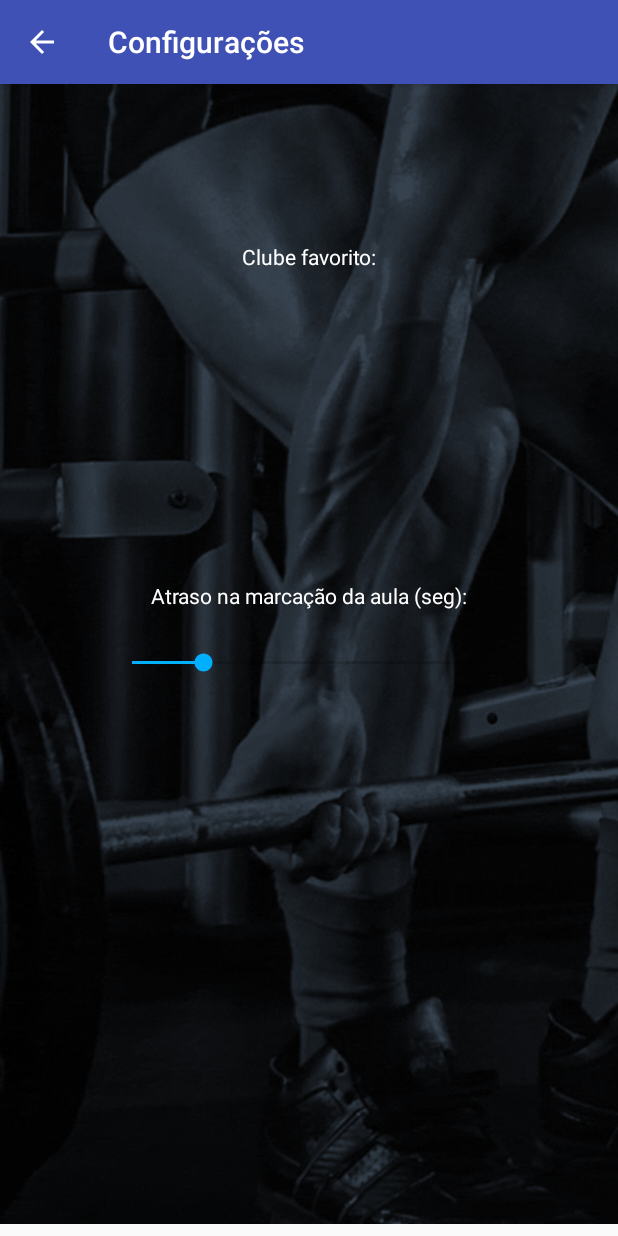
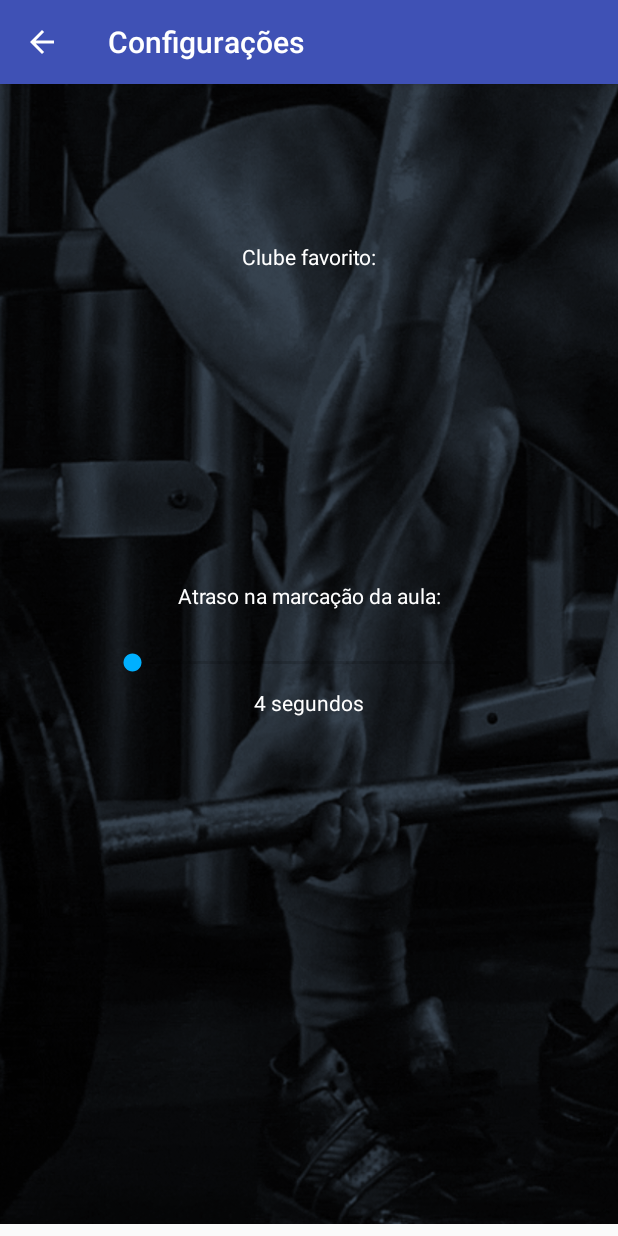
Before and after one commit to mavimdev/fitnessH, an Android app: the FavoriteClubActivity screen opened directly, with no data from a screen before it, on a phone screen of 412 x 824 dp. Run offline under Robolectric (Android 15) with nearby library versions, the phone set to English and light mode, and no system bars; our stand-ins replace RxJava; libraries missing offline, so code that uses them is left out: com.jakewharton.retrofit2; 4 statements that could not run were skipped.

Commit message:
Added seekbar to set the delay to book classes. final

```diff
--- a/app/src/main/AndroidManifest.xml
+++ b/app/src/main/AndroidManifest.xml
@@ -62,6 +62,7 @@
         </activity>
         <activity
             android:name=".activity.FavoriteClubActivity"
+            android:parentActivityName=".activity.MainActivity"
             android:label="@string/title_activity_favorite_club"
             android:theme="@style/AppTheme">
 
--- a/app/src/main/java/com/mavimdev/fitnessh/activity/FavoriteClubActivity.java
+++ b/app/src/main/java/com/mavimdev/fitnessh/activity/FavoriteClubActivity.java
@@ -9,6 +9,7 @@ import android.support.v7.app.ActionBar;
 import android.support.v7.app.AppCompatActivity;
 import android.support.v7.widget.Toolbar;
 import android.widget.SeekBar;
+import android.widget.TextView;
 import android.widget.Toast;
 
 import com.mavimdev.fitnessh.R;
@@ -26,8 +27,10 @@ import io.reactivex.schedulers.Schedulers;
 
 public class FavoriteClubActivity extends AppCompatActivity {
     private static int SEEKBAR_INCREMENT_BY = 1;
-    private static int SEEKBAR_MAX = 20;
-    private static int SEEKBAR_MIN = 4;
+    private static int SEEKBAR_MAX = 16;
+    private static int SEEKBAR_MIN = 1;
+    private static int SEEKBAR_INCREMENT_OF = 4;
+    TextView progressSeek;
 
     @Override
     protected void onCreate(Bundle savedInstanceState) {
@@ -45,14 +48,18 @@ public class FavoriteClubActivity extends AppCompatActivity {
         SeekBar delaySeek = findViewById(R.id.seek_delay);
         delaySeek.setMax(SEEKBAR_MAX);
         delaySeek.incrementProgressBy(SEEKBAR_INCREMENT_BY);
-        delaySeek.setProgress(FitHelper.attemptsSecondsRepeat);
+        delaySeek.setProgress(FitHelper.attemptsSecondsRepeat - SEEKBAR_INCREMENT_OF);
+
+        this.progressSeek = findViewById(R.id.textBookDelayProgress);
+        this.progressSeek.setText(FitHelper.attemptsSecondsRepeat + " segundos");
 
         delaySeek.setOnSeekBarChangeListener(new SeekBar.OnSeekBarChangeListener() {
             @Override
             public void onProgressChanged(SeekBar seekBar, int i, boolean b) {
-                if (seekBar.getProgress() < SEEKBAR_MIN) {
-                    seekBar.setProgress(SEEKBAR_MIN);
-                }
+//                if (seekBar.getProgress() < SEEKBAR_MIN) {
+//                    seekBar.setProgress(SEEKBAR_MIN);
+//                }
+                progressSeek.setText(seekBar.getProgress() + SEEKBAR_INCREMENT_OF + " segundos");
             }
 
             @Override
@@ -61,7 +68,7 @@ public class FavoriteClubActivity extends AppCompatActivity {
 
             @Override
             public void onStopTrackingTouch(SeekBar seekBar) {
-                FitHelper.saveBookDelay(FavoriteClubActivity.this, seekBar.getProgress());
+                FitHelper.saveBookDelay(FavoriteClubActivity.this, seekBar.getProgress() + SEEKBAR_INCREMENT_OF);
             }
         });
     }
--- a/app/src/main/res/layout/activity_favorite_club.xml
+++ b/app/src/main/res/layout/activity_favorite_club.xml
@@ -69,7 +69,7 @@
         tools:layout="@layout/fragment_favorite_club" />
 
     <TextView
-        android:id="@+id/textBookDelay"
+        android:id="@+id/textBookDelayTitle"
         android:layout_width="wrap_content"
         android:layout_height="wrap_content"
         android:layout_marginBottom="8dp"
@@ -97,7 +97,23 @@
         app:layout_constraintBottom_toBottomOf="parent"
         app:layout_constraintEnd_toEndOf="parent"
         app:layout_constraintStart_toStartOf="parent"
-        app:layout_constraintTop_toBottomOf="@+id/textBookDelay"
+        app:layout_constraintTop_toBottomOf="@+id/textBookDelayTitle"
         app:layout_constraintVertical_bias="0.047" />
 
+    <TextView
+        android:id="@+id/textBookDelayProgress"
+        android:layout_width="wrap_content"
+        android:layout_height="wrap_content"
+        android:layout_marginBottom="8dp"
+        android:layout_marginEnd="8dp"
+        android:layout_marginStart="8dp"
+        android:layout_marginTop="8dp"
+        android:textColor="@android:color/white"
+        app:layout_constraintBottom_toBottomOf="parent"
+        app:layout_constraintEnd_toEndOf="parent"
+        app:layout_constraintHorizontal_bias="0.501"
+        app:layout_constraintStart_toStartOf="parent"
+        app:layout_constraintTop_toBottomOf="@+id/seek_delay"
+        app:layout_constraintVertical_bias="0.0" />
+
 </android.support.constraint.ConstraintLayout>
--- a/app/src/main/res/values/strings.xml
+++ b/app/src/main/res/values/strings.xml
@@ -34,7 +34,7 @@
     <string name="class_status_booking">A RESERVAR...</string>
     <string name="no_classes_to_show">Não existem aulas para apresentar</string>
     <string name="choose_favorite_club">Clube favorito:</string>
-    <string name="booking_delay">Atraso na marcação da aula (seg):</string>
+    <string name="booking_delay">Atraso na marcação da aula:</string>
     <string name="logout">Logout</string>
     <string name="share">Share</string>
 </resources>
```
